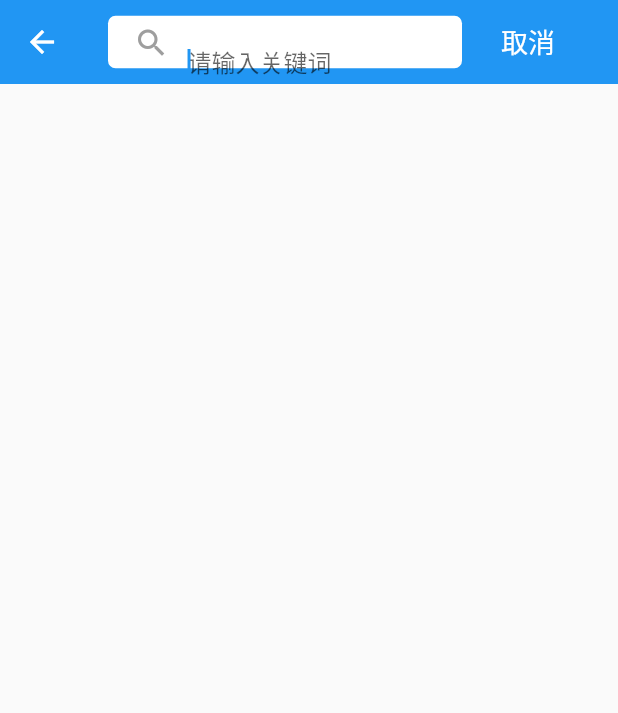
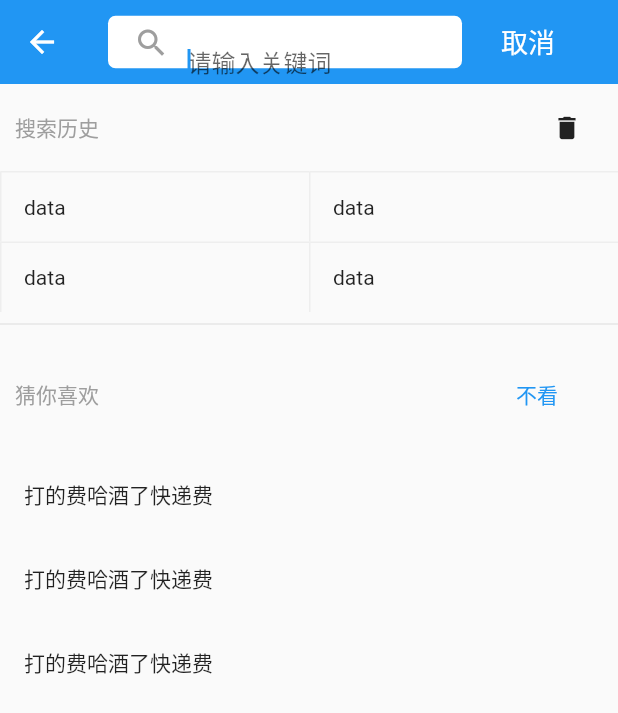
Before and after one commit to blony/news_app, a Flutter app: the SearchPage screen opened by its route, on a phone screen of 412 x 824 dp. Shown: the top 713 px of the screen. Run offline on Flutter 3.47's test engine with Material 2 defaults, Android fonts, the phone set to English and light mode, and no system bars; our stand-ins replace dio, shared_preferences, timeago; accounts and stored records are empty.

Commit message:
complete the search module

```diff
--- /dev/null
+++ b/lib/search/commend.dart
@@ -0,0 +1,66 @@
+import 'package:flutter/material.dart';
+
+class CommendContent extends StatelessWidget {
+  @override
+  Widget build(BuildContext context) {
+    return Column(
+      children: <Widget>[
+        Padding(
+          padding: EdgeInsets.symmetric(horizontal: 10.0,vertical: 15.0),
+          child:  Row(
+            mainAxisAlignment: MainAxisAlignment.spaceBetween,
+            children: <Widget>[
+              Text(
+                  '猜你喜欢'
+                  ,style: TextStyle(
+                    fontSize: 14.0,
+                    color: Colors.grey
+                  ),
+                ),
+                FlatButton(
+                  onPressed: (){},
+                  child: Text(
+                    '不看',
+                    style: TextStyle(
+                      color: Colors.blue
+                    ),
+                    ),
+                )
+            ],
+          ),
+        ),
+        Column(
+          children: <Widget>[
+            ListTile(
+
+              onTap: (){},
+              title: Text(
+                '打的费哈酒了快递费',
+                style: TextStyle(
+                  fontSize: 14.0
+                ),
+              ),
+            ),
+            ListTile(
+              onTap: (){},
+              title: Text(
+                '打的费哈酒了快递费',
+                style: TextStyle(
+                  fontSize: 14.0
+                ),
+              ),
+            ),ListTile(
+              onTap: (){},
+              title: Text(
+                '打的费哈酒了快递费',
+                style: TextStyle(
+                  fontSize: 14.0
+                ),
+              ),
+            )
+          ],
+        )
+      ],
+    );
+  }
+}
--- /dev/null
+++ b/lib/search/history.dart
@@ -0,0 +1,97 @@
+import 'package:flutter/material.dart';
+
+class SearchHistory extends StatelessWidget {
+  @override
+  Widget build(BuildContext context) {
+    return Column(
+      crossAxisAlignment: CrossAxisAlignment.start,
+      children: <Widget>[
+        Padding(
+          padding: EdgeInsets.symmetric(horizontal: 10.0,vertical: 5.0),
+          child:  Row(
+            mainAxisAlignment: MainAxisAlignment.spaceBetween,
+            children: <Widget>[
+              Text(
+                  '搜索历史'
+                  ,style: TextStyle(
+                    fontSize: 14.0,
+                    color: Colors.grey
+                  ),
+                ),
+                IconButton(
+                  onPressed: (){},
+                  icon: Icon(
+                    Icons.delete,
+                    size: 20.0,
+                    )
+                )
+            ],
+          ),
+        ),
+        Wrap(  //自动换行组件
+          children: <Widget>[
+            Container(
+              padding: EdgeInsets.all(15.0),
+              decoration: BoxDecoration(
+                border: Border(
+                  left: BorderSide(
+                    color: Colors.grey[200]
+                  ),
+                  top: BorderSide(
+                    color: Colors.grey[200]
+                  )
+                )
+              ),
+               width: MediaQuery.of(context).size.width / 2,
+               child: Text('data'),
+            ),
+            Container(
+              padding: EdgeInsets.all(15.0),
+              decoration: BoxDecoration(
+                border: Border(
+                  left: BorderSide(
+                    color: Colors.grey[200]
+                  ),
+                  top: BorderSide(
+                    color: Colors.grey[200]
+                  )
+                )
+              ),
+               width: MediaQuery.of(context).size.width / 2,
+               child: Text('data'),
+            ),Container(
+              padding: EdgeInsets.all(15.0),
+              decoration: BoxDecoration(
+                border: Border(
+                  left: BorderSide(
+                    color: Colors.grey[200]
+                  ),
+                  top: BorderSide(
+                    color: Colors.grey[200]
+                  )
+                )
+              ),
+               width: MediaQuery.of(context).size.width / 2,
+               child: Text('data'),
+            ),Container(
+              padding: EdgeInsets.all(15.0),
+              decoration: BoxDecoration(
+                border: Border(
+                  left: BorderSide(
+                    color: Colors.grey[200]
+                  ),
+                  top: BorderSide(
+                    color: Colors.grey[200]
+                  )
+                )
+              ),
+               width: MediaQuery.of(context).size.width / 2,
+               child: Text('data'),
+            )
+          ],
+        ),
+        Divider()
+      ],
+    );
+  }
+}
--- /dev/null
+++ b/lib/search/result.dart
@@ -0,0 +1,20 @@
+import 'package:flutter/material.dart';
+
+class SearchResult extends StatefulWidget {
+  final String str;
+  SearchResult(this.str);
+  @override
+  _SearchResultState createState() => _SearchResultState();
+}
+
+class _SearchResultState extends State<SearchResult> {
+  @override
+  Widget build(BuildContext context) {
+    return Scaffold(
+      appBar: AppBar(
+        elevation: 0.0,
+        title: Text('${widget.str}的搜索结果'),
+      ),
+    );
+  }
+}
--- a/lib/search/search_page.dart
+++ b/lib/search/search_page.dart
@@ -1,6 +1,25 @@
 import 'package:flutter/material.dart';
+import 'package:news_app/moudle/pub.dart';
+import 'package:news_app/search/commend.dart';
+import 'package:news_app/search/history.dart';
+import 'package:news_app/search/result.dart';
 
-class SearchPage extends StatelessWidget {
+class SearchPage extends StatefulWidget {
+  @override
+  _SearchPageState createState() => _SearchPageState();
+}
+
+class _SearchPageState extends State<SearchPage> {
+
+  String keyword;
+  List searchData = [];
+  _getSearch() async{
+  var searchResult = await  PubMoudle.httpRequest('get', '/search?str=$keyword');
+    setState(() {
+      searchData = searchResult.data['data']['keyword'];
+    });
+  }
+
   @override
   Widget build(BuildContext context) {
     return Scaffold(
@@ -18,6 +37,12 @@ class SearchPage extends StatelessWidget {
                   borderRadius: BorderRadius.circular(5.0)
                 ),
                 child: TextField(
+                  onChanged: (str){
+                    setState(() {
+                      keyword = str;
+                    });
+                    _getSearch();
+                  },
                   autofocus: true,
                   decoration: InputDecoration(
                     hintText: '请输入关键词',
@@ -46,6 +71,29 @@ class SearchPage extends StatelessWidget {
           ],
         ),
       ),
+      body: keyword == '' || keyword == null ? Column(
+        children: <Widget>[
+          SearchHistory(),
+          CommendContent()
+        ],
+      ) : ListView(
+        children: searchData.map((value){
+          return ListTile(
+            onTap: (){
+              Navigator.push(context, MaterialPageRoute(
+                builder: (context) => SearchResult(value)
+              ));
+            },
+            leading: Icon(
+              Icons.search,
+              color: Colors.grey,
+              size: 20.0,
+              ),
+            title: Text(value),
+          );
+        }).toList()
+
+      )
     );
   }
 }
```
